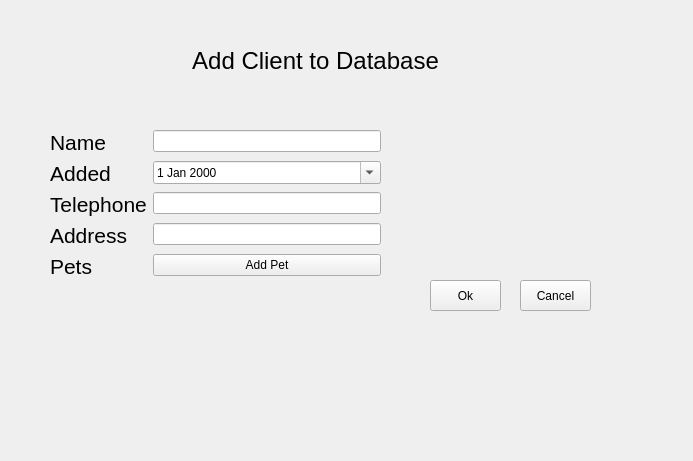
First picture: the form in MyZooShop/addclientform.ui, repository annaprok/ZooShop, before the edit.
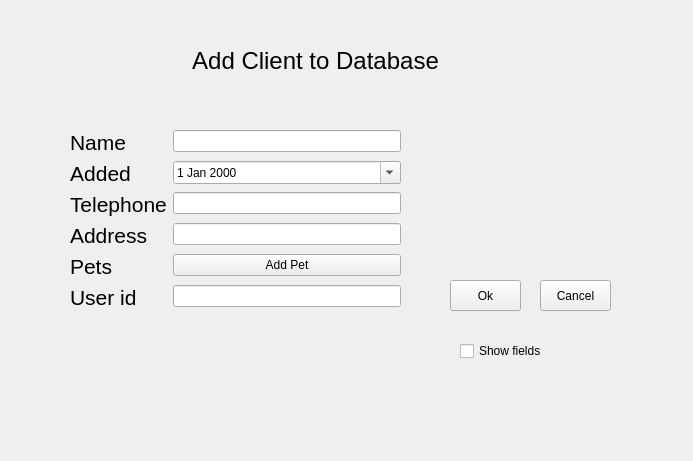
Second picture: the form after the edit.

What changed in the file:
```diff
--- a/MyZooShop/addclientform.ui
+++ b/MyZooShop/addclientform.ui
@@ -37,7 +37,7 @@
   <widget class="QFrame" name="frame">
    <property name="geometry">
     <rect>
-     <x>20</x>
+     <x>40</x>
      <y>100</y>
      <width>631</width>
      <height>271</height>
@@ -156,6 +156,21 @@
      <item row="2" column="1">
       <widget class="QLineEdit" name="newEdit"/>
      </item>
+     <item row="5" column="0">
+      <widget class="QLabel" name="label_9">
+       <property name="font">
+        <font>
+         <pointsize>16</pointsize>
+        </font>
+       </property>
+       <property name="text">
+        <string>User id</string>
+       </property>
+      </widget>
+     </item>
+     <item row="5" column="1">
+      <widget class="QLineEdit" name="lineEdit_2"/>
+     </item>
     </layout>
    </widget>
    <widget class="QPushButton" name="pushButton_3">
@@ -184,6 +199,19 @@
      <string>Cancel</string>
     </property>
    </widget>
+   <widget class="QCheckBox" name="checkBox">
+    <property name="geometry">
+     <rect>
+      <x>420</x>
+      <y>240</y>
+      <width>97</width>
+      <height>22</height>
+     </rect>
+    </property>
+    <property name="text">
+     <string>Show fields</string>
+    </property>
+   </widget>
   </widget>
  </widget>
  <resources/>
```
